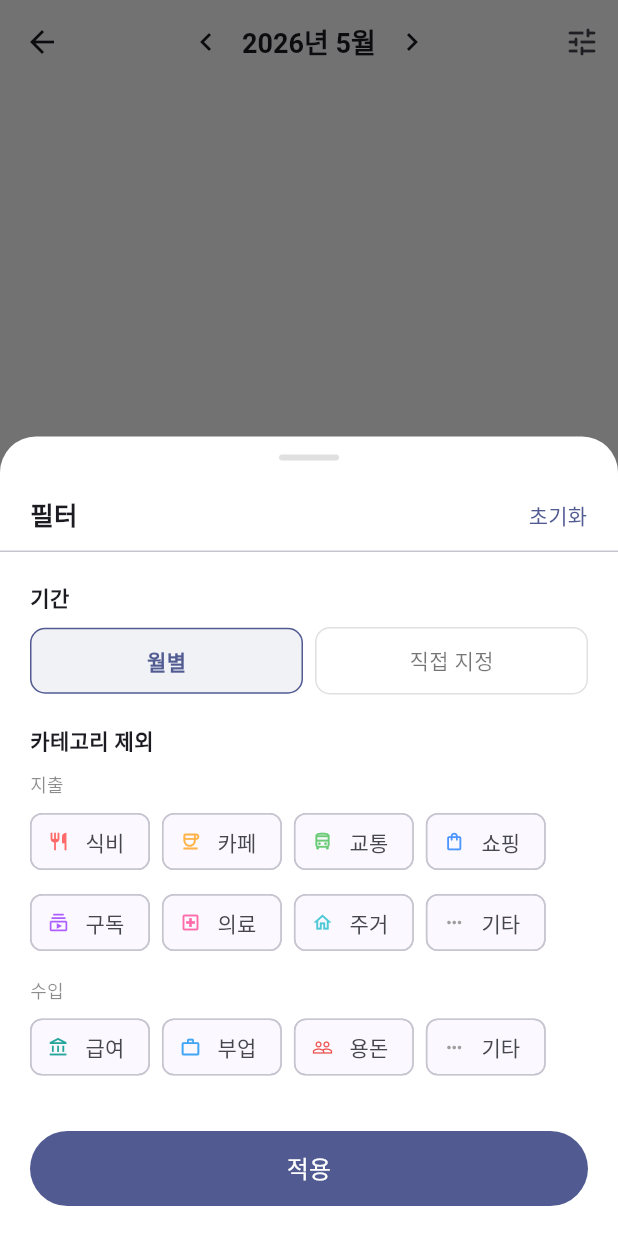
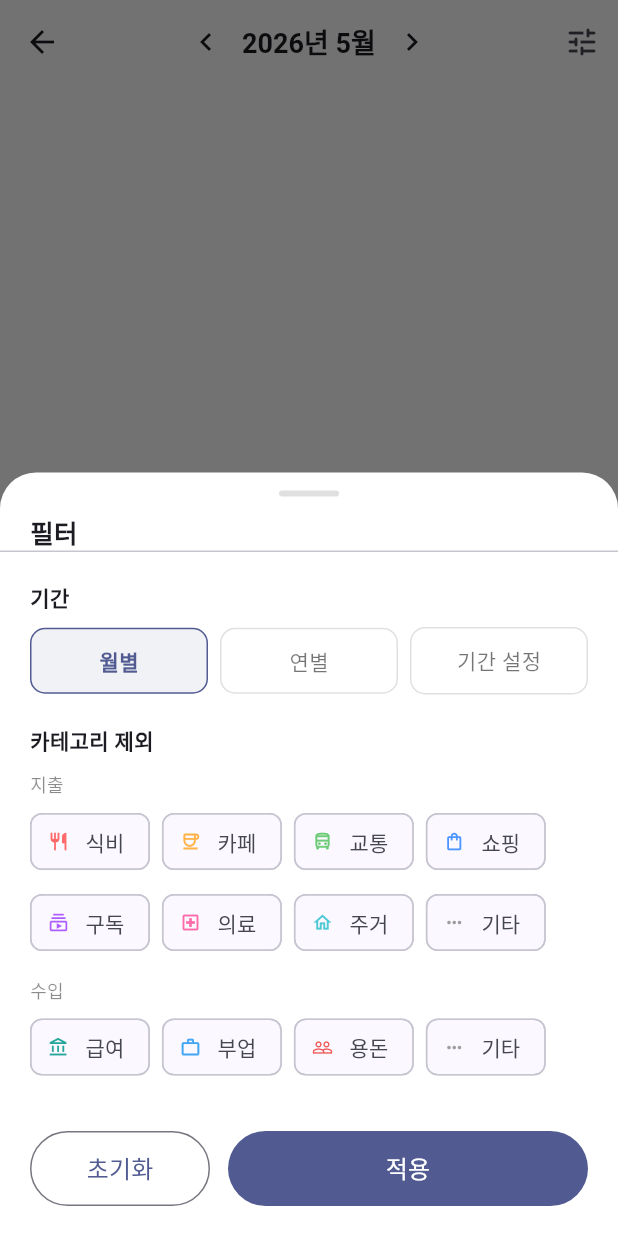
Before and after one commit to yeonjuyang/moni_front, a Flutter app: the StatsTab screen opened directly with empty values, after a tap on the "tune" icon, on a phone screen of 412 x 824 dp. Run offline on Flutter 3.47's test engine with Material 3 defaults, Android fonts, the phone set to English and light mode, and no system bars; our stand-ins replace dio, shared_preferences; missing offline and left inert: flutter_web_auth_2, kakao_flutter_sdk_user; accounts and stored records are empty; network calls fail.

Commit message:
통계 탭 수정중(기간별 연별 조정 필요)

```diff
--- a/lib/screens/tabs/stats_tab.dart
+++ b/lib/screens/tabs/stats_tab.dart
@@ -7,19 +7,23 @@ import '../../widgets/month_selector.dart';
 
 // ── Filter config ─────────────────────────────────────────────────────────────
 
+enum _PeriodMode { monthly, yearly, custom }
+
 class _FilterConfig {
-  final DateTimeRange? customRange;
-  final Set<int> selectedUserIds; // empty = all
+  final _PeriodMode periodMode;
+  final DateTimeRange? customRange; // used only when periodMode == custom
+  final Set<int> selectedUserIds;   // empty = all
   final Set<String> excludedCategories;
 
   const _FilterConfig({
+    this.periodMode = _PeriodMode.monthly,
     this.customRange,
     this.selectedUserIds = const {},
     this.excludedCategories = const {},
   });
 
   bool get hasActiveFilter =>
-      customRange != null ||
+      periodMode != _PeriodMode.monthly ||
       selectedUserIds.isNotEmpty ||
       excludedCategories.isNotEmpty;
 
@@ -65,11 +69,24 @@ class _StatsTabState extends State<StatsTab> {
   List<Transaction> get _baseTransactions {
     var list = widget.transactions;
 
+    switch (_filter.periodMode) {
+      case _PeriodMode.monthly:
+        list = list
+            .where((t) =>
+                t.date.year == widget.currentMonth.year &&
+                t.date.month == widget.currentMonth.month)
+            .toList();
+      case _PeriodMode.yearly:
+        list = list
+            .where((t) => t.date.year == widget.currentMonth.year)
+            .toList();
+      case _PeriodMode.custom:
         final range = _filter.customRange;
         if (range != null) {
           list = list
               .where((t) =>
-              !t.date.isBefore(range.start) && !t.date.isAfter(range.end))
+                  !t.date.isBefore(range.start) &&
+                  !t.date.isAfter(range.end))
               .toList();
         } else {
           list = list
@@ -77,6 +94,7 @@ class _StatsTabState extends State<StatsTab> {
                   t.date.year == widget.currentMonth.year &&
                   t.date.month == widget.currentMonth.month)
               .toList();
+        }
     }
 
     if (_filter.selectedUserIds.isNotEmpty) {
@@ -132,7 +150,21 @@ class _StatsTabState extends State<StatsTab> {
   Widget _buildActiveFilterChips() {
     final chips = <Widget>[];
 
-    if (_filter.customRange != null) {
+    if (_filter.periodMode == _PeriodMode.yearly) {
+      chips.add(Chip(
+        label: Text('${widget.currentMonth.year}년 전체',
+            style: const TextStyle(fontSize: 12)),
+        deleteIcon: const Icon(Icons.close, size: 14),
+        onDeleted: () => setState(() => _filter = _FilterConfig(
+              selectedUserIds: _filter.selectedUserIds,
+              excludedCategories: _filter.excludedCategories,
+            )),
+        visualDensity: VisualDensity.compact,
+      ));
+    }
+
+    if (_filter.periodMode == _PeriodMode.custom &&
+        _filter.customRange != null) {
       final r = _filter.customRange!;
       chips.add(Chip(
         label: Text(
@@ -155,6 +187,7 @@ class _StatsTabState extends State<StatsTab> {
         label: Text(user.nickname, style: const TextStyle(fontSize: 12)),
         deleteIcon: const Icon(Icons.close, size: 14),
         onDeleted: () => setState(() => _filter = _FilterConfig(
+              periodMode: _filter.periodMode,
               customRange: _filter.customRange,
               selectedUserIds:
                   Set.from(_filter.selectedUserIds)..remove(userId),
@@ -169,6 +202,7 @@ class _StatsTabState extends State<StatsTab> {
         label: Text('$cat 제외', style: const TextStyle(fontSize: 12)),
         deleteIcon: const Icon(Icons.close, size: 14),
         onDeleted: () => setState(() => _filter = _FilterConfig(
+              periodMode: _filter.periodMode,
               customRange: _filter.customRange,
               selectedUserIds: _filter.selectedUserIds,
               excludedCategories:
@@ -201,11 +235,23 @@ class _StatsTabState extends State<StatsTab> {
       backgroundColor: const Color(0xFFF8F9FA),
       appBar: AppBar(
         backgroundColor: const Color(0xFFF8F9FA),
-        title: _filter.customRange != null
-            ? Column(
+        title: switch (_filter.periodMode) {
+          _PeriodMode.yearly => Column(
               mainAxisSize: MainAxisSize.min,
               children: [
-                  Text('직접 지정',
+                Text('연별',
+                    style: TextStyle(
+                        fontSize: 11,
+                        color: Colors.black.withValues(alpha: 0.4))),
+                Text('${widget.currentMonth.year}년',
+                    style: const TextStyle(
+                        fontSize: 16, fontWeight: FontWeight.w600)),
+              ],
+            ),
+          _PeriodMode.custom when _filter.customRange != null => Column(
+              mainAxisSize: MainAxisSize.min,
+              children: [
+                Text('기간 설정',
                     style: TextStyle(
                         fontSize: 11,
                         color: Colors.black.withValues(alpha: 0.4))),
@@ -215,10 +261,11 @@ class _StatsTabState extends State<StatsTab> {
                       fontSize: 14, fontWeight: FontWeight.w600),
                 ),
               ],
-              )
-            : MonthSelector(
+            ),
+          _ => MonthSelector(
               currentMonth: widget.currentMonth,
               onChanged: widget.onMonthChanged),
+        },
         centerTitle: true,
         elevation: 0,
         actions: [
@@ -315,7 +362,7 @@ class _FilterSheet extends StatefulWidget {
 }
 
 class _FilterSheetState extends State<_FilterSheet> {
-  late bool _useCustomRange;
+  late _PeriodMode _periodMode;
   DateTimeRange? _customRange;
   late Set<int> _selectedUserIds;
   late Set<String> _excludedCategories;
@@ -323,7 +370,7 @@ class _FilterSheetState extends State<_FilterSheet> {
   @override
   void initState() {
     super.initState();
-    _useCustomRange = widget.initial.customRange != null;
+    _periodMode = widget.initial.periodMode;
     _customRange = widget.initial.customRange;
     _selectedUserIds = Set.from(widget.initial.selectedUserIds);
     _excludedCategories = Set.from(widget.initial.excludedCategories);
@@ -345,7 +392,7 @@ class _FilterSheetState extends State<_FilterSheet> {
   }
 
   void _reset() => setState(() {
-        _useCustomRange = false;
+        _periodMode = _PeriodMode.monthly;
         _customRange = null;
         _selectedUserIds = {};
         _excludedCategories = {};
@@ -354,7 +401,8 @@ class _FilterSheetState extends State<_FilterSheet> {
   void _apply() => Navigator.pop(
         context,
         _FilterConfig(
-          customRange: _useCustomRange ? _customRange : null,
+          periodMode: _periodMode,
+          customRange: _periodMode == _PeriodMode.custom ? _customRange : null,
           selectedUserIds: Set.from(_selectedUserIds),
           excludedCategories: Set.from(_excludedCategories),
         ),
@@ -430,15 +478,12 @@ class _FilterSheetState extends State<_FilterSheet> {
           ),
           // 헤더
           Padding(
-            padding: const EdgeInsets.fromLTRB(20, 0, 8, 0),
+            padding: const EdgeInsets.fromLTRB(20, 0, 20, 0),
             child: Row(
               children: [
                 const Text('필터',
                     style: TextStyle(
                         fontSize: 17, fontWeight: FontWeight.w700)),
-                const Spacer(),
-                TextButton(
-                    onPressed: _reset, child: const Text('초기화')),
               ],
             ),
           ),
@@ -458,25 +503,34 @@ class _FilterSheetState extends State<_FilterSheet> {
                       Expanded(
                         child: _PeriodOption(
                           label: '월별',
-                          selected: !_useCustomRange,
+                          selected: _periodMode == _PeriodMode.monthly,
                           onTap: () =>
-                              setState(() => _useCustomRange = false),
+                              setState(() => _periodMode = _PeriodMode.monthly),
                         ),
                       ),
                       const SizedBox(width: 8),
                       Expanded(
                         child: _PeriodOption(
-                          label: '직접 지정',
-                          selected: _useCustomRange,
+                          label: '연별',
+                          selected: _periodMode == _PeriodMode.yearly,
+                          onTap: () =>
+                              setState(() => _periodMode = _PeriodMode.yearly),
+                        ),
+                      ),
+                      const SizedBox(width: 8),
+                      Expanded(
+                        child: _PeriodOption(
+                          label: '기간 설정',
+                          selected: _periodMode == _PeriodMode.custom,
                           onTap: () async {
-                            setState(() => _useCustomRange = true);
+                            setState(() => _periodMode = _PeriodMode.custom);
                             await _pickDateRange();
                           },
                         ),
                       ),
                     ],
                   ),
-                  if (_useCustomRange) ...[
+                  if (_periodMode == _PeriodMode.custom) ...[
                     const SizedBox(height: 10),
                     InkWell(
                       onTap: _pickDateRange,
@@ -500,8 +554,7 @@ class _FilterSheetState extends State<_FilterSheet> {
                                     ' ~ '
                                     '${_customRange!.end.year}.${_customRange!.end.month.toString().padLeft(2, '0')}.${_customRange!.end.day.toString().padLeft(2, '0')}'
                                   : '날짜 범위 선택',
-                              style:
-                                  TextStyle(fontSize: 13, color: primary),
+                              style: TextStyle(fontSize: 13, color: primary),
                             ),
                           ],
                         ),
@@ -556,17 +609,34 @@ class _FilterSheetState extends State<_FilterSheet> {
             ),
           ),
 
-          // 적용 버튼
+          // 하단 버튼
           Padding(
             padding: const EdgeInsets.fromLTRB(20, 4, 20, 20),
+            child: Row(
+              children: [
+                Expanded(
                   child: SizedBox(
-              width: double.infinity,
+                    height: 50,
+                    child: OutlinedButton(
+                      onPressed: _reset,
+                      child: const Text('초기화',
+                          style: TextStyle(fontSize: 16)),
+                    ),
+                  ),
+                ),
+                const SizedBox(width: 12),
+                Expanded(
+                  flex: 2,
+                  child: SizedBox(
                     height: 50,
                     child: FilledButton(
                       onPressed: _apply,
-                child:
-                    const Text('적용', style: TextStyle(fontSize: 16)),
+                      child: const Text('적용',
+                          style: TextStyle(fontSize: 16)),
                     ),
+                  ),
+                ),
+              ],
             ),
           ),
         ],
```
Lines whose indentation alone changed are shown as unchanged.
